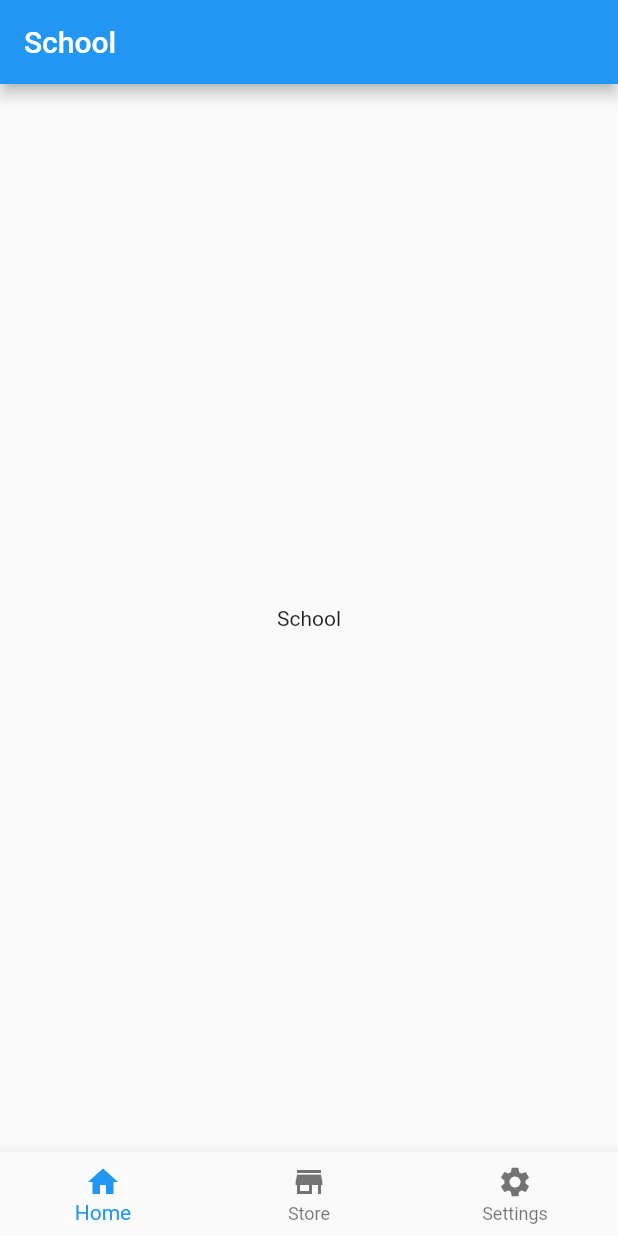
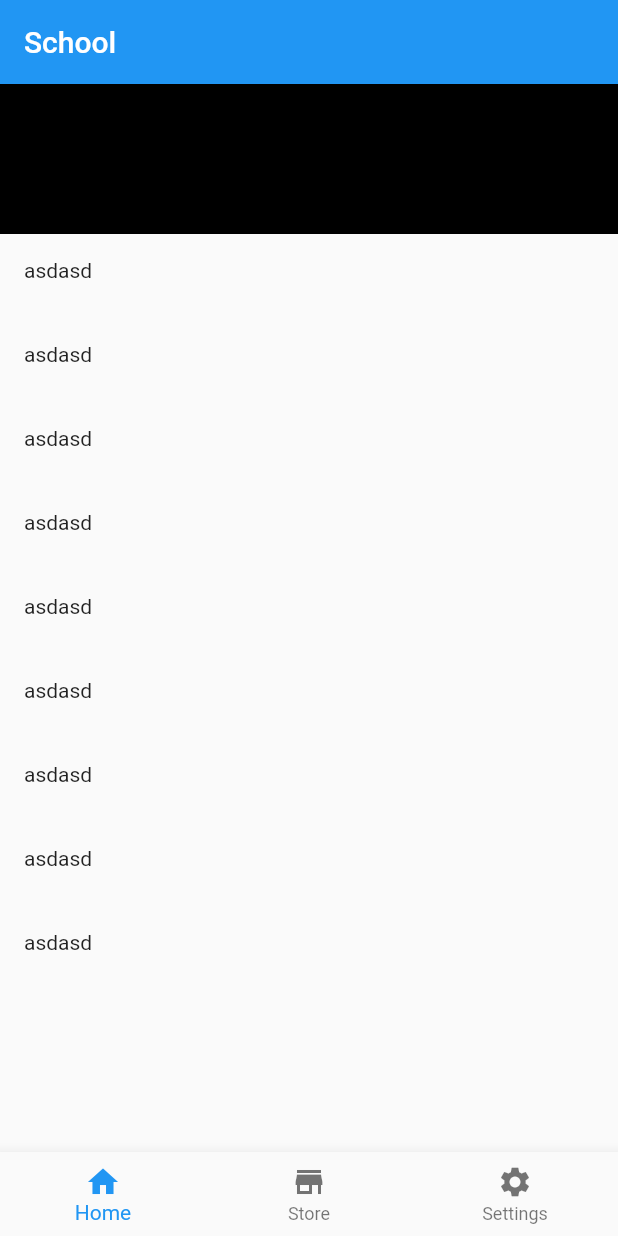
Before and after one commit to ligun123/wuxia_app, a Flutter app: the screen it shows after launch, swiped to page 2, on a phone screen of 412 x 824 dp. Run offline on Flutter 3.47's test engine with Material 2 defaults, Android fonts, the phone set to English and light mode, and no system bars; our stand-ins replace dio; missing offline and left inert: dcache_flutter.

Commit message:
feat: 添加storelistview

```diff
--- a/lib/view/xstore_view.dart
+++ b/lib/view/xstore_view.dart
@@ -11,15 +11,25 @@ class _XStoreViewState extends State<XStoreView> {
   @override
   Widget build(BuildContext context) {
     return Scaffold(
-      appBar: AppBar(title: Text("School"),),
-      body: GestureDetector(
-        child: Center(
-          child: Text("School"),
+        appBar: AppBar(
+          title: Text("School"),
         ),
-        onTap: () {
-          XRoutes.push(context, "XSubView", arguments: ["School->SubView"]);
-        },
-      ),
-    );
+        body: Container(
+          child: ListView.builder(
+            itemCount: 10,
+            itemBuilder: (ctx, index) {
+              if (index == 0) {
+                return Container(
+                  height: 100,
+                  color: Colors.black,
+                );
+              } else {
+                return ListTile(
+                  leading: Text("asdasd"),
+                );
+              }
+            },
+          ),
+        ));
   }
 }
```
